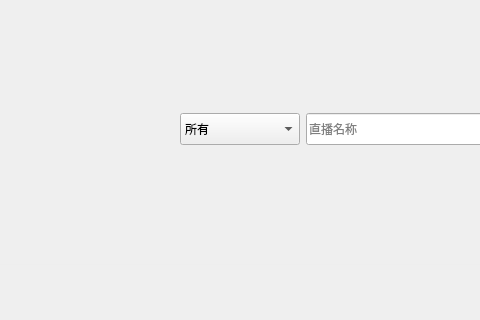
Before: the Qt Designer form src/app/live_list_window.ui in fancrystal/livePCWindows, drawn with Qt 5; both pictures show x 177 to 657 and y 0 to 320 of the 1200 by 800 pixel window.
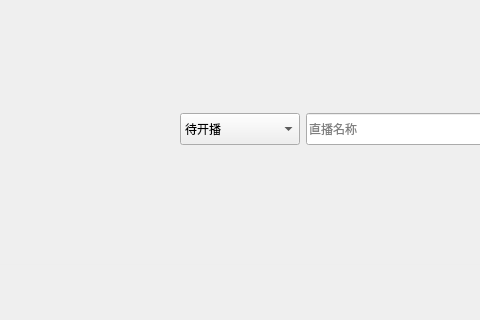
After: the same form once the commit is applied.

```diff
--- a/src/app/live_list_window.ui
+++ b/src/app/live_list_window.ui
@@ -51,7 +51,7 @@
          </property>
          <item>
           <property name="text">
-           <string>所有</string>
+           <string>待开播</string>
           </property>
          </item>
          <item>
```
Left out of the diff: 2 changed lines with no effect on the pictures.
